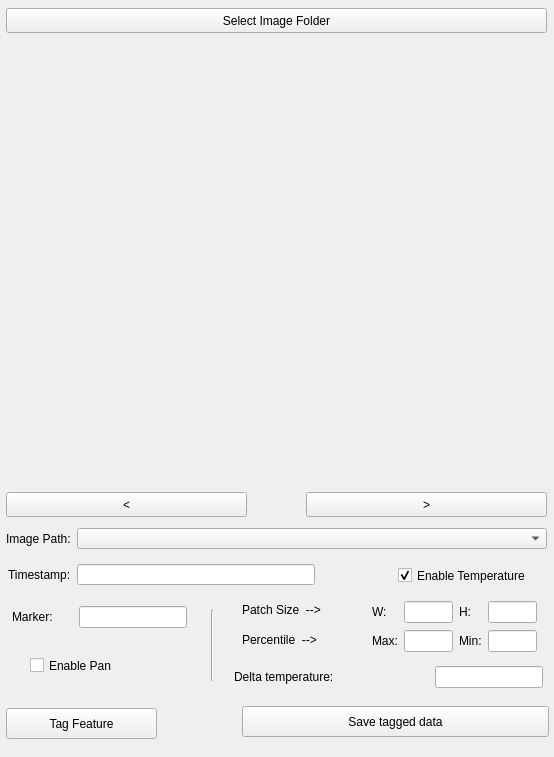
Above: windows/thermliteQc.ui from sensehawk/qgis_plugin before the change. Below: the same form after it.
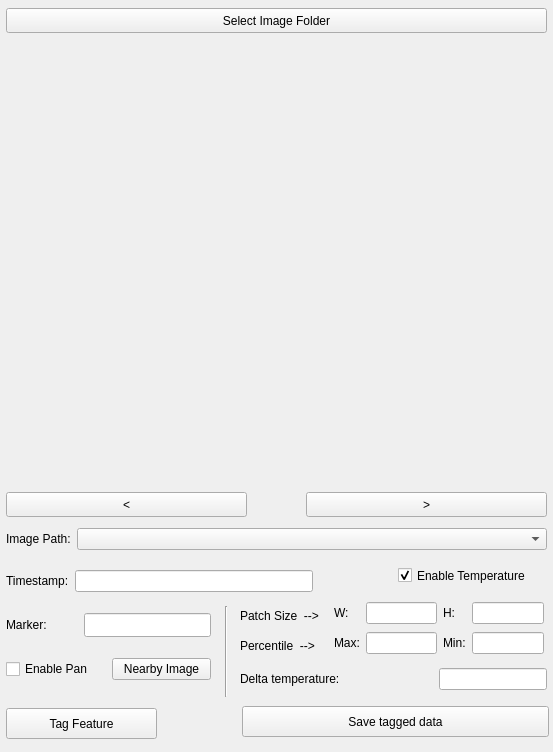
That is the form after the change.

Commit message: Completed edit marker location and delete rawimage | centrailzed custom field labeling system

Patch:
```diff
--- a/windows/thermliteQc.ui
+++ b/windows/thermliteQc.ui
@@ -6,8 +6,8 @@
    <rect>
     <x>0</x>
     <y>0</y>
-    <width>554</width>
-    <height>757</height>
+    <width>553</width>
+    <height>752</height>
    </rect>
   </property>
   <property name="minimumSize">
@@ -41,8 +41,8 @@
   <widget class="QLabel" name="temp_patch_txt">
    <property name="geometry">
     <rect>
-     <x>242</x>
-     <y>600</y>
+     <x>240</x>
+     <y>606</y>
      <width>101</width>
      <height>20</height>
     </rect>
@@ -73,19 +73,6 @@
     <string>Right</string>
    </property>
   </widget>
-  <widget class="QCheckBox" name="pan_toggle">
-   <property name="geometry">
-    <rect>
-     <x>30</x>
-     <y>654</y>
-     <width>127</width>
-     <height>23</height>
-    </rect>
-   </property>
-   <property name="text">
-    <string>Enable Pan</string>
-   </property>
-  </widget>
   <widget class="QCheckBox" name="temperature_toggle">
    <property name="geometry">
     <rect>
@@ -105,8 +92,8 @@
   <widget class="QLabel" name="percentile_text">
    <property name="geometry">
     <rect>
-     <x>242</x>
-     <y>630</y>
+     <x>240</x>
+     <y>636</y>
      <width>101</width>
      <height>20</height>
     </rect>
@@ -148,10 +135,10 @@
   <widget class="Line" name="line">
    <property name="geometry">
     <rect>
-     <x>202</x>
-     <y>610</y>
+     <x>216</x>
+     <y>606</y>
      <width>20</width>
-     <height>71</height>
+     <height>91</height>
     </rect>
    </property>
    <property name="orientation">
@@ -196,10 +183,10 @@
   <widget class="QWidget" name="layoutWidget">
    <property name="geometry">
     <rect>
-     <x>372</x>
+     <x>334</x>
      <y>600</y>
-     <width>165</width>
-     <height>55</height>
+     <width>210</width>
+     <height>57</height>
     </rect>
    </property>
    <layout class="QGridLayout" name="gridLayout">
@@ -245,58 +232,13 @@
     </item>
    </layout>
   </widget>
-  <widget class="QWidget" name="layoutWidget">
-   <property name="geometry">
-    <rect>
-     <x>234</x>
-     <y>666</y>
-     <width>309</width>
-     <height>22</height>
-    </rect>
-   </property>
-   <layout class="QGridLayout" name="gridLayout_2">
-    <item row="0" column="1">
-     <spacer name="horizontalSpacer">
-      <property name="orientation">
-       <enum>Qt::Horizontal</enum>
-      </property>
-      <property name="sizeHint" stdset="0">
-       <size>
-        <width>88</width>
-        <height>20</height>
-       </size>
-      </property>
-     </spacer>
-    </item>
-    <item row="0" column="0">
-     <widget class="QLabel" name="temp_txt">
-      <property name="text">
-       <string>Delta temperature:</string>
-      </property>
-     </widget>
-    </item>
-    <item row="0" column="2">
-     <widget class="QLineEdit" name="delta_temp">
-      <property name="sizePolicy">
-       <sizepolicy hsizetype="Minimum" vsizetype="Fixed">
-        <horstretch>0</horstretch>
-        <verstretch>0</verstretch>
-       </sizepolicy>
-      </property>
-      <property name="readOnly">
-       <bool>true</bool>
-      </property>
-     </widget>
-    </item>
-   </layout>
-  </widget>
   <widget class="QWidget" name="layoutWidget">
    <property name="geometry">
     <rect>
      <x>6</x>
      <y>528</y>
      <width>541</width>
-     <height>21</height>
+     <height>26</height>
     </rect>
    </property>
    <layout class="QFormLayout" name="formLayout">
@@ -322,10 +264,10 @@
   <widget class="QWidget" name="layoutWidget">
    <property name="geometry">
     <rect>
-     <x>8</x>
-     <y>564</y>
+     <x>6</x>
+     <y>570</y>
      <width>307</width>
-     <height>21</height>
+     <height>26</height>
     </rect>
    </property>
    <layout class="QFormLayout" name="formLayout_2">
@@ -354,34 +296,85 @@
   <widget class="QWidget" name="">
    <property name="geometry">
     <rect>
-     <x>12</x>
-     <y>606</y>
-     <width>175</width>
-     <height>22</height>
+     <x>240</x>
+     <y>666</y>
+     <width>307</width>
+     <height>26</height>
     </rect>
    </property>
-   <layout class="QGridLayout" name="gridLayout_3">
-    <item row="0" column="0">
+   <layout class="QHBoxLayout" name="horizontalLayout">
+    <item>
+     <widget class="QLabel" name="temp_txt">
+      <property name="text">
+       <string>Delta temperature:</string>
+      </property>
+     </widget>
+    </item>
+    <item>
+     <spacer name="horizontalSpacer">
+      <property name="orientation">
+       <enum>Qt::Horizontal</enum>
+      </property>
+      <property name="sizeHint" stdset="0">
+       <size>
+        <width>16</width>
+        <height>21</height>
+       </size>
+      </property>
+     </spacer>
+    </item>
+    <item>
+     <widget class="QLineEdit" name="delta_temp">
+      <property name="sizePolicy">
+       <sizepolicy hsizetype="Minimum" vsizetype="Fixed">
+        <horstretch>0</horstretch>
+        <verstretch>0</verstretch>
+       </sizepolicy>
+      </property>
+      <property name="readOnly">
+       <bool>true</bool>
+      </property>
+     </widget>
+    </item>
+   </layout>
+  </widget>
+  <widget class="QWidget" name="">
+   <property name="geometry">
+    <rect>
+     <x>6</x>
+     <y>612</y>
+     <width>205</width>
+     <height>26</height>
+    </rect>
+   </property>
+   <layout class="QHBoxLayout" name="horizontalLayout_2">
+    <item>
      <widget class="QLabel" name="marker_txt">
+      <property name="minimumSize">
+       <size>
+        <width>45</width>
+        <height>24</height>
+       </size>
+      </property>
       <property name="text">
        <string>Marker:</string>
       </property>
      </widget>
     </item>
-    <item row="0" column="1">
+    <item>
      <spacer name="horizontalSpacer_2">
       <property name="orientation">
        <enum>Qt::Horizontal</enum>
       </property>
       <property name="sizeHint" stdset="0">
        <size>
-        <width>34</width>
+        <width>28</width>
         <height>20</height>
        </size>
       </property>
      </spacer>
     </item>
-    <item row="0" column="2">
+    <item>
      <widget class="QLineEdit" name="marker_info">
       <property name="sizePolicy">
        <sizepolicy hsizetype="Minimum" vsizetype="Fixed">
@@ -389,6 +382,18 @@
         <verstretch>0</verstretch>
        </sizepolicy>
       </property>
+      <property name="minimumSize">
+       <size>
+        <width>127</width>
+        <height>24</height>
+       </size>
+      </property>
+      <property name="maximumSize">
+       <size>
+        <width>127</width>
+        <height>24</height>
+       </size>
+      </property>
       <property name="readOnly">
        <bool>true</bool>
       </property>
@@ -396,6 +401,32 @@
     </item>
    </layout>
   </widget>
+  <widget class="QWidget" name="">
+   <property name="geometry">
+    <rect>
+     <x>6</x>
+     <y>654</y>
+     <width>205</width>
+     <height>30</height>
+    </rect>
+   </property>
+   <layout class="QHBoxLayout" name="horizontalLayout_3">
+    <item>
+     <widget class="QCheckBox" name="pan_toggle">
+      <property name="text">
+       <string>Enable Pan</string>
+      </property>
+     </widget>
+    </item>
+    <item>
+     <widget class="QPushButton" name="nearest_image_button">
+      <property name="text">
+       <string>Nearby Image</string>
+      </property>
+     </widget>
+    </item>
+   </layout>
+  </widget>
  </widget>
  <resources/>
  <connections/>
```
The commit also changes 7 other files.
